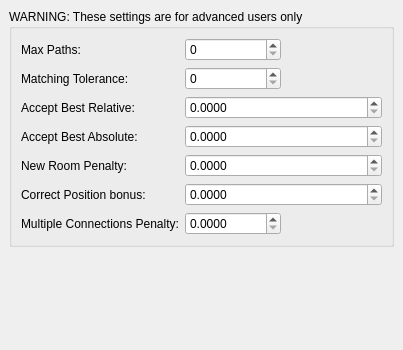
This is src/preferences/pathmachinepage.ui in nschimme/MMapper as Qt 5 draws it before an edit. The edited form follows.
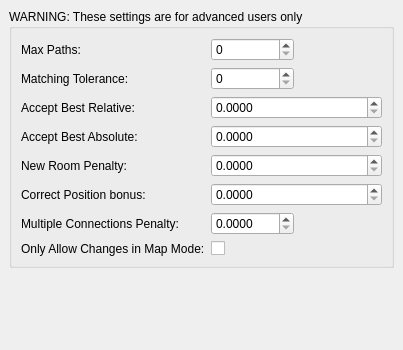
This is the edited form.

Commit message: Refactor PathMachine to use local params and add UI for map mode restriction

Patch:
```diff
--- a/src/preferences/pathmachinepage.ui
+++ b/src/preferences/pathmachinepage.ui
@@ -175,6 +175,16 @@
         </property>
        </widget>
       </item>
+      <item row="7" column="0">
+       <widget class="QLabel" name="onlyAllowChangesInMapModeLabel">
+        <property name="text">
+         <string>Only Allow Changes in Map Mode:</string>
+        </property>
+       </widget>
+      </item>
+      <item row="7" column="1">
+       <widget class="QCheckBox" name="onlyAllowChangesInMapModeCheckBox"/>
+      </item>
      </layout>
     </widget>
    </item>
```
Left out of the diff: 1 changed line with no effect on the pictures. The commit also changes 6 other files.
